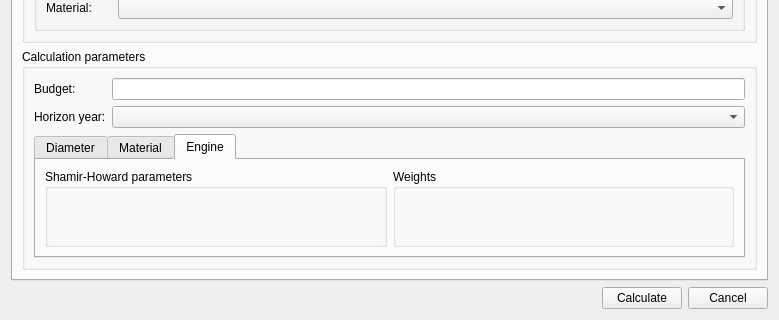
Qt form core/ui/toolbars/assetmanage/priority.ui (bgeo-gis/gw_assetmanage_plugin) before a commit; both pictures show x 0 to 779 and y 261 to 581 of the 779 by 581 pixel window.
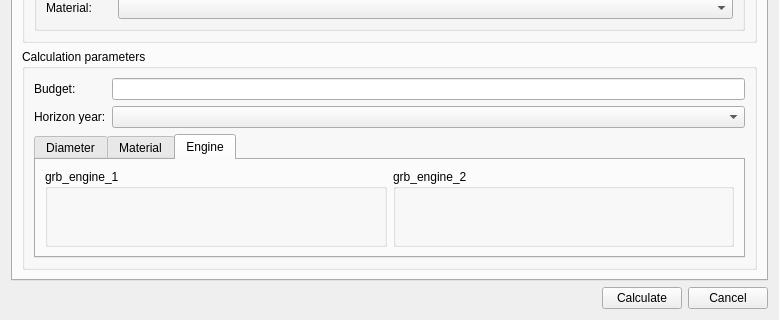
The same form after that commit. The open tabs and pages were chosen to show the change.

Commit message: Change group boxes titles according to method

```diff
--- a/core/ui/toolbars/assetmanage/priority.ui
+++ b/core/ui/toolbars/assetmanage/priority.ui
@@ -155,7 +155,7 @@
               <item row="0" column="0">
                <widget class="QGroupBox" name="grb_sh">
                 <property name="title">
-                 <string>Shamir-Howard parameters</string>
+                 <string>grb_engine_1</string>
                 </property>
                 <property name="alignment">
                  <set>Qt::AlignLeading|Qt::AlignLeft|Qt::AlignTop</set>
@@ -186,7 +186,7 @@
               <item row="0" column="1">
                <widget class="QGroupBox" name="grb_weights">
                 <property name="title">
-                 <string>Weights</string>
+                 <string>grb_engine_2</string>
                 </property>
                 <property name="alignment">
                  <set>Qt::AlignLeading|Qt::AlignLeft|Qt::AlignTop</set>
```
Left out of the diff: 8 changed lines with no effect on the pictures. The commit also changes 1 other file.
